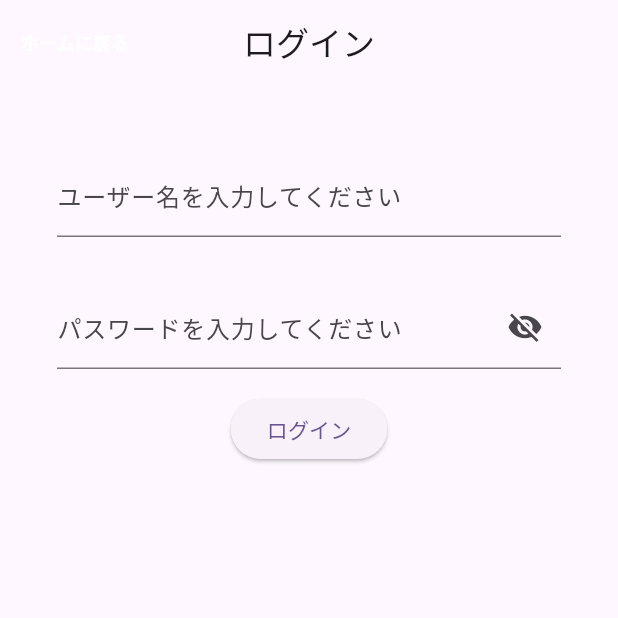
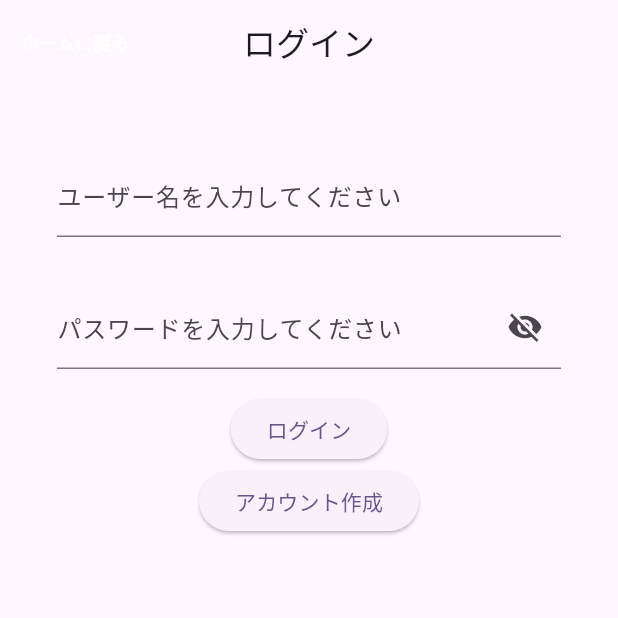
Before and after one commit to YuikeiMatsumoto/project, a Flutter app: the MainPage screen opened directly, on a phone screen of 412 x 824 dp, the top half of it. Run offline on Flutter 3.47's test engine with Material 2 defaults, Android fonts, the phone set to English and light mode, and no system bars; our stand-ins replace flutter_secure_storage; accounts and stored records are empty.

Commit message:
add function creating account

```diff
--- a/lib/src/features/home/account/login.dart
+++ b/lib/src/features/home/account/login.dart
@@ -1,5 +1,6 @@
 import 'package:flutter/material.dart';
 import 'package:lib/src/features/move_app/app_tab.dart';
+import 'create_account.dart';
 
 class login extends StatelessWidget {
   const login({Key? key}) : super(key: key);
@@ -79,6 +80,13 @@ class _MainPageState extends State<MainPage> {
                     child: const Text('ログイン')
                 ),
               ),
+              Center(
+                child: ElevatedButton(
+                  child: const Text('アカウント作成'), onPressed: () {
+                  Navigator.push(context, MaterialPageRoute(builder: (context) => createAccount()),);
+                  },
+                ),
+              ),
             ],
           ),
         ),
```
